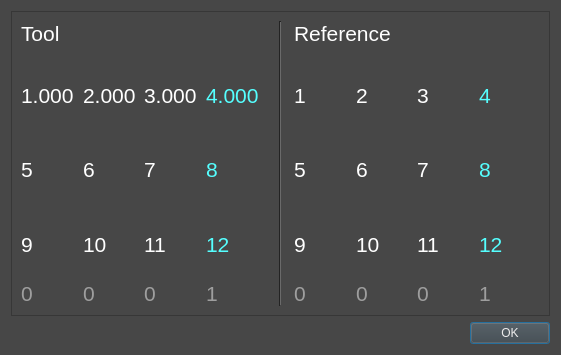
DaneshJoy/bronchoscopy, file ui/ToolsWindow.ui: the form before one commit.
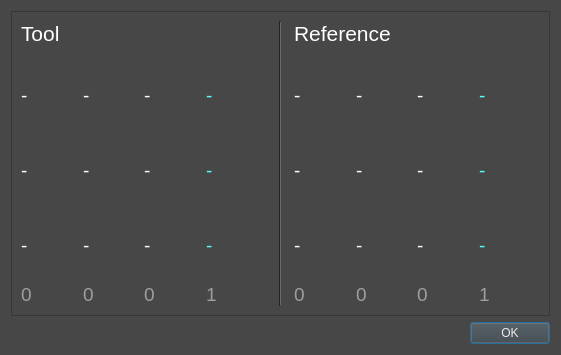
The form after the commit.

Commit message: show tool and ref in ToolWindow +RealTime

Diff of the .ui file:
```diff
--- a/ui/ToolsWindow.ui
+++ b/ui/ToolsWindow.ui
@@ -472,14 +472,14 @@
              <widget class="QLabel" name="r13_tool">
               <property name="font">
                <font>
-                <pointsize>16</pointsize>
+                <pointsize>14</pointsize>
                 <weight>50</weight>
                 <bold>false</bold>
                 <kerning>true</kerning>
                </font>
               </property>
               <property name="text">
-               <string>3.000</string>
+               <string>-</string>
               </property>
              </widget>
             </item>
@@ -487,14 +487,14 @@
              <widget class="QLabel" name="r11_tool">
               <property name="font">
                <font>
-                <pointsize>16</pointsize>
+                <pointsize>14</pointsize>
                 <weight>50</weight>
                 <bold>false</bold>
                 <kerning>true</kerning>
                </font>
               </property>
               <property name="text">
-               <string>1.000</string>
+               <string>-</string>
               </property>
              </widget>
             </item>
@@ -502,14 +502,14 @@
              <widget class="QLabel" name="r12_tool">
               <property name="font">
                <font>
-                <pointsize>16</pointsize>
+                <pointsize>14</pointsize>
                 <weight>50</weight>
                 <bold>false</bold>
                 <kerning>true</kerning>
                </font>
               </property>
               <property name="text">
-               <string>2.000</string>
+               <string>-</string>
               </property>
              </widget>
             </item>
@@ -517,7 +517,7 @@
              <widget class="QLabel" name="t1_tool">
               <property name="font">
                <font>
-                <pointsize>16</pointsize>
+                <pointsize>14</pointsize>
                 <weight>50</weight>
                 <bold>false</bold>
                 <kerning>true</kerning>
@@ -527,7 +527,7 @@
                <string notr="true">color: rgb(85, 255, 255);</string>
               </property>
               <property name="text">
-               <string>4.000</string>
+               <string>-</string>
               </property>
              </widget>
             </item>
@@ -535,14 +535,14 @@
              <widget class="QLabel" name="r21_tool">
               <property name="font">
                <font>
-                <pointsize>16</pointsize>
+                <pointsize>14</pointsize>
                 <weight>50</weight>
                 <bold>false</bold>
                 <kerning>true</kerning>
                </font>
               </property>
               <property name="text">
-               <string>5</string>
+               <string>-</string>
               </property>
              </widget>
             </item>
@@ -550,14 +550,14 @@
              <widget class="QLabel" name="r23_tool">
               <property name="font">
                <font>
-                <pointsize>16</pointsize>
+                <pointsize>14</pointsize>
                 <weight>50</weight>
                 <bold>false</bold>
                 <kerning>true</kerning>
                </font>
               </property>
               <property name="text">
-               <string>7</string>
+               <string>-</string>
               </property>
              </widget>
             </item>
@@ -565,14 +565,14 @@
              <widget class="QLabel" name="r32_tool">
               <property name="font">
                <font>
-                <pointsize>16</pointsize>
+                <pointsize>14</pointsize>
                 <weight>50</weight>
                 <bold>false</bold>
                 <kerning>true</kerning>
                </font>
               </property>
               <property name="text">
-               <string>10</string>
+               <string>-</string>
               </property>
              </widget>
             </item>
@@ -580,14 +580,14 @@
              <widget class="QLabel" name="r33_tool">
               <property name="font">
                <font>
-                <pointsize>16</pointsize>
+                <pointsize>14</pointsize>
                 <weight>50</weight>
                 <bold>false</bold>
                 <kerning>true</kerning>
                </font>
               </property>
               <property name="text">
-               <string>11</string>
+               <string>-</string>
               </property>
              </widget>
             </item>
@@ -595,14 +595,14 @@
              <widget class="QLabel" name="r22_tool">
               <property name="font">
                <font>
-                <pointsize>16</pointsize>
+                <pointsize>14</pointsize>
                 <weight>50</weight>
                 <bold>false</bold>
                 <kerning>true</kerning>
                </font>
               </property>
               <property name="text">
-               <string>6</string>
+               <string>-</string>
               </property>
              </widget>
             </item>
@@ -610,7 +610,7 @@
              <widget class="QLabel" name="t2_tool">
               <property name="font">
                <font>
-                <pointsize>16</pointsize>
+                <pointsize>14</pointsize>
                 <weight>50</weight>
                 <bold>false</bold>
                 <kerning>true</kerning>
@@ -620,7 +620,7 @@
                <string notr="true">color: rgb(85, 255, 255);</string>
               </property>
               <property name="text">
-               <string>8</string>
+               <string>-</string>
               </property>
              </widget>
             </item>
@@ -628,7 +628,7 @@
              <widget class="QLabel" name="t3_tool">
               <property name="font">
                <font>
-                <pointsize>16</pointsize>
+                <pointsize>14</pointsize>
                 <weight>50</weight>
                 <bold>false</bold>
                 <kerning>true</kerning>
@@ -638,7 +638,7 @@
                <string notr="true">color: rgb(85, 255, 255);</string>
               </property>
               <property name="text">
-               <string>12</string>
+               <string>-</string>
               </property>
              </widget>
             </item>
@@ -646,14 +646,14 @@
              <widget class="QLabel" name="r31_tool">
               <property name="font">
                <font>
-                <pointsize>16</pointsize>
+                <pointsize>14</pointsize>
                 <weight>50</weight>
                 <bold>false</bold>
                 <kerning>true</kerning>
                </font>
               </property>
               <property name="text">
-               <string>9</string>
+               <string>-</string>
               </property>
              </widget>
             </item>
@@ -661,7 +661,7 @@
              <widget class="QLabel" name="label_13">
               <property name="font">
                <font>
-                <pointsize>16</pointsize>
+                <pointsize>14</pointsize>
                 <weight>50</weight>
                 <bold>false</bold>
                 <kerning>true</kerning>
@@ -679,7 +679,7 @@
              <widget class="QLabel" name="label_16">
               <property name="font">
                <font>
-                <pointsize>16</pointsize>
+                <pointsize>14</pointsize>
                 <weight>50</weight>
                 <bold>false</bold>
                 <kerning>true</kerning>
@@ -697,7 +697,7 @@
              <widget class="QLabel" name="label_15">
               <property name="font">
                <font>
-                <pointsize>16</pointsize>
+                <pointsize>14</pointsize>
                 <weight>50</weight>
                 <bold>false</bold>
                 <kerning>true</kerning>
@@ -715,7 +715,7 @@
              <widget class="QLabel" name="label_14">
               <property name="font">
                <font>
-                <pointsize>16</pointsize>
+                <pointsize>14</pointsize>
                 <weight>50</weight>
                 <bold>false</bold>
                 <kerning>true</kerning>
@@ -766,14 +766,14 @@
              <widget class="QLabel" name="r12_ref">
               <property name="font">
                <font>
-                <pointsize>16</pointsize>
+                <pointsize>14</pointsize>
                 <weight>50</weight>
                 <bold>false</bold>
                 <kerning>true</kerning>
                </font>
               </property>
               <property name="text">
-               <string>2</string>
+               <string>-</string>
               </property>
              </widget>
             </item>
@@ -781,14 +781,14 @@
              <widget class="QLabel" name="r23_ref">
               <property name="font">
                <font>
-                <pointsize>16</pointsize>
+                <pointsize>14</pointsize>
                 <weight>50</weight>
                 <bold>false</bold>
                 <kerning>true</kerning>
                </font>
               </property>
               <property name="text">
-               <string>7</string>
+               <string>-</string>
               </property>
              </widget>
             </item>
@@ -796,7 +796,7 @@
              <widget class="QLabel" name="t2_ref">
               <property name="font">
                <font>
-                <pointsize>16</pointsize>
+                <pointsize>14</pointsize>
                 <weight>50</weight>
                 <bold>false</bold>
                 <kerning>true</kerning>
@@ -806,7 +806,7 @@
                <string notr="true">color: rgb(85, 255, 255);</string>
               </property>
               <property name="text">
-               <string>8</string>
+               <string>-</string>
               </property>
              </widget>
             </item>
@@ -814,14 +814,14 @@
              <widget class="QLabel" name="r32_ref">
               <property name="font">
                <font>
-                <pointsize>16</pointsize>
+                <pointsize>14</pointsize>
                 <weight>50</weight>
                 <bold>false</bold>
                 <kerning>true</kerning>
                </font>
               </property>
               <property name="text">
-               <string>10</string>
+               <string>-</string>
               </property>
              </widget>
             </item>
@@ -829,14 +829,14 @@
              <widget class="QLabel" name="r11_ref">
               <property name="font">
                <font>
-                <pointsize>16</pointsize>
+                <pointsize>14</pointsize>
                 <weight>50</weight>
                 <bold>false</bold>
                 <kerning>true</kerning>
                </font>
               </property>
               <property name="text">
-               <string>1</string>
+               <string>-</string>
               </property>
              </widget>
             </item>
@@ -844,14 +844,14 @@
              <widget class="QLabel" name="r21_ref">
               <property name="font">
                <font>
-                <pointsize>16</pointsize>
+                <pointsize>14</pointsize>
                 <weight>50</weight>
                 <bold>false</bold>
                 <kerning>true</kerning>
                </font>
               </property>
               <property name="text">
-               <string>5</string>
+               <string>-</string>
               </property>
              </widget>
             </item>
@@ -859,14 +859,14 @@
              <widget class="QLabel" name="r33_ref">
               <property name="font">
                <font>
-                <pointsize>16</pointsize>
+                <pointsize>14</pointsize>
                 <weight>50</weight>
                 <bold>false</bold>
                 <kerning>true</kerning>
                </font>
               </property>
               <property name="text">
-               <string>11</string>
+               <string>-</string>
               </property>
              </widget>
             </item>
@@ -874,7 +874,7 @@
              <widget class="QLabel" name="t3_ref">
               <property name="font">
                <font>
-                <pointsize>16</pointsize>
+                <pointsize>14</pointsize>
                 <weight>50</weight>
                 <bold>false</bold>
                 <kerning>true</kerning>
@@ -884,7 +884,7 @@
                <string notr="true">color: rgb(85, 255, 255);</string>
               </property>
               <property name="text">
-               <string>12</string>
+               <string>-</string>
               </property>
              </widget>
             </item>
@@ -892,14 +892,14 @@
              <widget class="QLabel" name="r22_ref">
               <property name="font">
                <font>
-                <pointsize>16</pointsize>
+                <pointsize>14</pointsize>
                 <weight>50</weight>
                 <bold>false</bold>
                 <kerning>true</kerning>
                </font>
               </property>
               <property name="text">
-               <string>6</string>
+               <string>-</string>
               </property>
              </widget>
             </item>
@@ -907,14 +907,14 @@
              <widget class="QLabel" name="r31_ref">
               <property name="font">
                <font>
-                <pointsize>16</pointsize>
+                <pointsize>14</pointsize>
                 <weight>50</weight>
                 <bold>false</bold>
                 <kerning>true</kerning>
                </font>
               </property>
               <property name="text">
-               <string>9</string>
+               <string>-</string>
               </property>
              </widget>
             </item>
@@ -922,7 +922,7 @@
              <widget class="QLabel" name="label_27">
               <property name="font">
                <font>
-                <pointsize>16</pointsize>
+                <pointsize>14</pointsize>
                 <weight>50</weight>
                 <bold>false</bold>
                 <kerning>true</kerning>
@@ -940,7 +940,7 @@
              <widget class="QLabel" name="label_30">
               <property name="font">
                <font>
-                <pointsize>16</pointsize>
+                <pointsize>14</pointsize>
                 <weight>50</weight>
                 <bold>false</bold>
                 <kerning>true</kerning>
@@ -958,7 +958,7 @@
              <widget class="QLabel" name="t1_ref">
               <property name="font">
                <font>
-                <pointsize>16</pointsize>
+                <pointsize>14</pointsize>
                 <weight>50</weight>
                 <bold>false</bold>
                 <kerning>true</kerning>
@@ -968,7 +968,7 @@
                <string notr="true">color: rgb(85, 255, 255);</string>
               </property>
               <property name="text">
-               <string>4</string>
+               <string>-</string>
               </property>
              </widget>
             </item>
@@ -976,7 +976,7 @@
              <widget class="QLabel" name="label_28">
               <property name="font">
                <font>
-                <pointsize>16</pointsize>
+                <pointsize>14</pointsize>
                 <weight>50</weight>
                 <bold>false</bold>
                 <kerning>true</kerning>
@@ -994,14 +994,14 @@
              <widget class="QLabel" name="r13_ref">
               <property name="font">
                <font>
-                <pointsize>16</pointsize>
+                <pointsize>14</pointsize>
                 <weight>50</weight>
                 <bold>false</bold>
                 <kerning>true</kerning>
                </font>
               </property>
               <property name="text">
-               <string>3</string>
+               <string>-</string>
               </property>
              </widget>
             </item>
@@ -1009,7 +1009,7 @@
              <widget class="QLabel" name="label_29">
               <property name="font">
                <font>
-                <pointsize>16</pointsize>
+                <pointsize>14</pointsize>
                 <weight>50</weight>
                 <bold>false</bold>
                 <kerning>true</kerning>
```
The commit also changes 9 other files.
